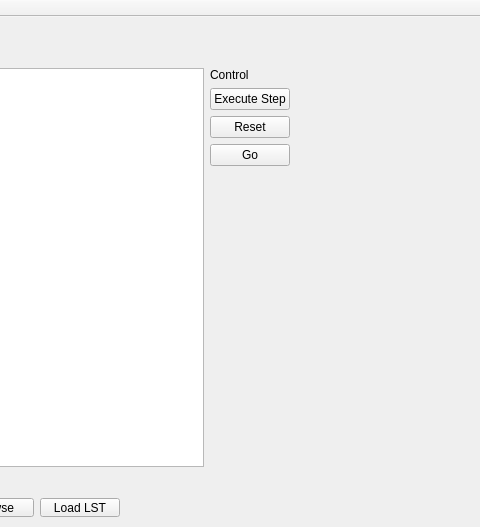
Old version of the form PICSimu/mainwindow.ui in the repository Benedikt1992/PICSimu; both pictures show x 730 to 1210 and y 0 to 527 of the 1210 by 781 pixel window.
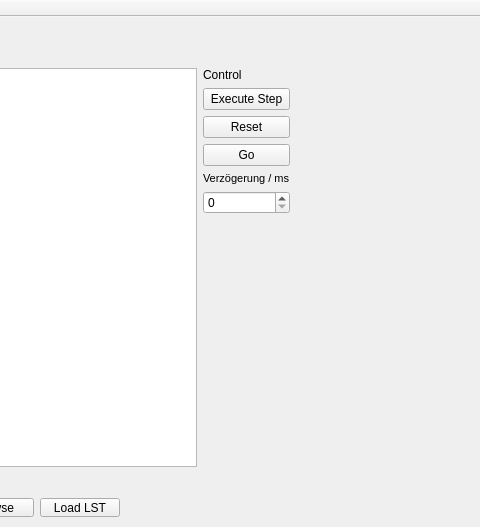
New version of the form.

Commit message: variable Verzögerung bei Go

What changed in the file:
```diff
--- a/PICSimu/mainwindow.ui
+++ b/PICSimu/mainwindow.ui
@@ -161,6 +161,20 @@
          </property>
         </widget>
        </item>
+       <item>
+        <widget class="QLabel" name="label_verzoegerung">
+         <property name="text">
+          <string>&lt;!DOCTYPE HTML PUBLIC &quot;-//W3C//DTD HTML 4.0//EN&quot; &quot;http://www.w3.org/TR/REC-html40/strict.dtd&quot;&gt;
+&lt;html&gt;&lt;head&gt;&lt;meta name=&quot;qrichtext&quot; content=&quot;1&quot; /&gt;&lt;style type=&quot;text/css&quot;&gt;
+p, li { white-space: pre-wrap; }
+&lt;/style&gt;&lt;/head&gt;&lt;body style=&quot; font-family:'MS Shell Dlg 2'; font-size:8pt; font-weight:400; font-style:normal;&quot;&gt;
+&lt;p style=&quot; margin-top:12px; margin-bottom:12px; margin-left:0px; margin-right:0px; -qt-block-indent:0; text-indent:0px;&quot;&gt;Verzögerung / ms&lt;/p&gt;&lt;/body&gt;&lt;/html&gt;</string>
+         </property>
+        </widget>
+       </item>
+       <item>
+        <widget class="QSpinBox" name="verzoegerung"/>
+       </item>
        <item>
         <spacer name="verticalSpacer">
          <property name="orientation">
```
The commit also changes 4 other files.
